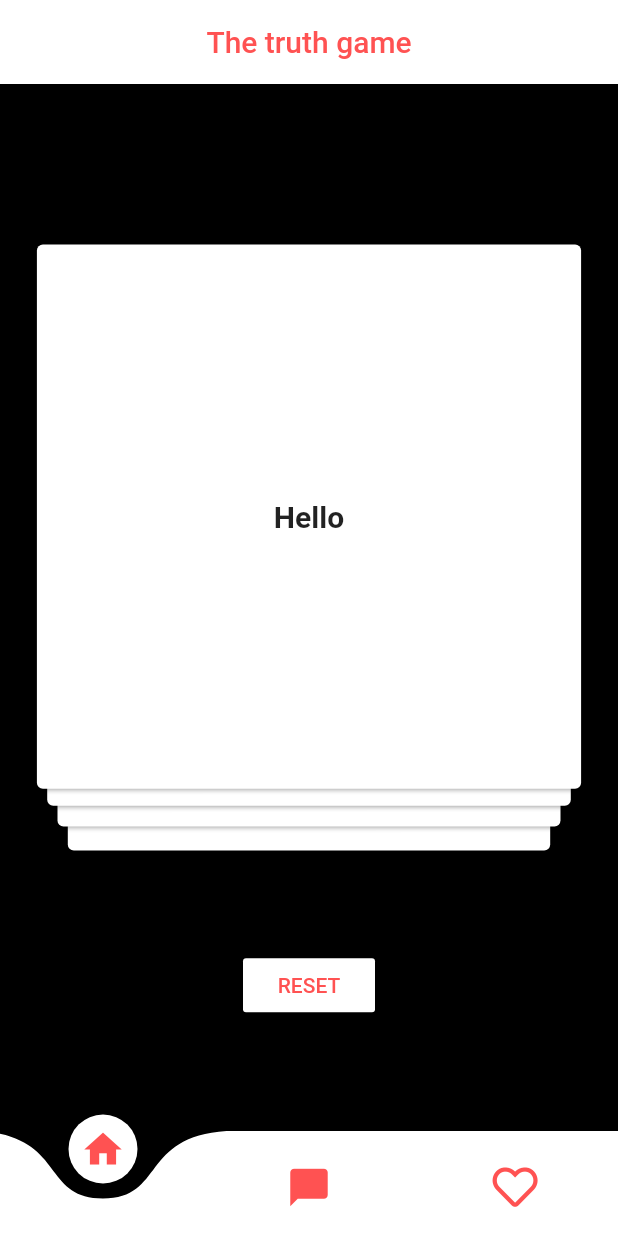
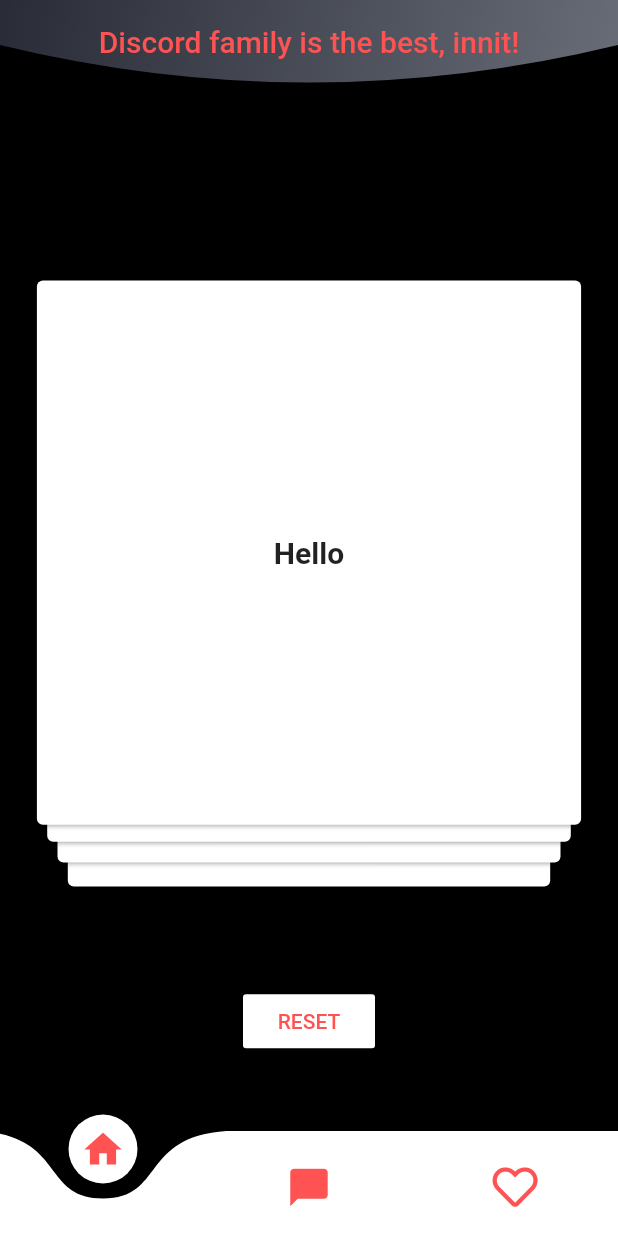
Before and after one commit to PeachBlack-Alba/TruthGame, a Flutter app: the screen it shows after launch, on a phone screen of 412 x 824 dp. Run offline on Flutter 3.47's test engine with Material 2 defaults, Android fonts, the phone set to English and light mode, and no system bars; drawn by our look-alikes of curved_navigation_bar, flutter_tindercard; our stand-ins replace font_awesome_flutter.

Commit message:
appBar fea modificar

```diff
--- a/lib/MyHome.dart
+++ b/lib/MyHome.dart
@@ -4,6 +4,7 @@ import 'package:flutter_tindercard/flutter_tindercard.dart';
 import 'package:flutter/cupertino.dart';
 import 'package:curved_navigation_bar/curved_navigation_bar.dart';
 import 'package:font_awesome_flutter/font_awesome_flutter.dart';
+import 'package:truthGame/utils/Custom_clipper.dart';
 
 class MyHome extends StatelessWidget {
   // This widget is the root of your application.
@@ -39,6 +40,7 @@ class _ExampleHomePageState extends State<ExampleHomePage> with TickerProviderSt
   @override
   Widget build(BuildContext context) {
     CardController controller;
+    // Reset the list when finish
     void _reset() {
       Navigator.pushReplacement(
         context,
@@ -51,12 +53,29 @@ class _ExampleHomePageState extends State<ExampleHomePage> with TickerProviderSt
 
     return Scaffold(
       backgroundColor: Colors.black,
-      appBar: AppBar(
-        centerTitle: true,
-        backgroundColor: Colors.white,
-        title: Text(
-          'The truth game',
-          style: TextStyle(color: Colors.redAccent),
+      appBar: PreferredSize(
+        preferredSize: Size.fromHeight(80),
+        child: AppBar(
+          title: Text(
+            'Discord family is the best, innit!',
+            style: TextStyle(color: Colors.redAccent),
+          ),
+          centerTitle: true,
+          backgroundColor: Colors.transparent,
+          elevation: 0,
+          flexibleSpace: ClipPath(
+            clipper: MyCustomClipperForAppBar(),
+            child: Container(
+              decoration: BoxDecoration(
+                gradient: LinearGradient(
+                  colors: [Color(0xFF696D77), Color(0xFF292C36)],
+                  begin: Alignment.bottomRight,
+                  end: Alignment.topLeft,
+                  tileMode: TileMode.clamp,
+                ),
+              ),
+            ),
+          ),
         ),
       ),
       body: Column(
--- /dev/null
+++ b/lib/utils/Custom_clipper.dart
@@ -0,0 +1,23 @@
+import 'package:flutter/material.dart';
+
+class MyCustomClipperForAppBar extends CustomClipper <Path> {
+  @override
+  Path getClip(Size size) {
+    // TODO: implement getClip
+    Path path = Path();
+    path.lineTo(0, size.height - 50);
+    path.quadraticBezierTo(
+    size.width / 2, size.height,
+    size.width, size.height - 50
+    );
+    path.lineTo(size.width, 0);
+    path.close();
+    return path;
+  }
+
+  @override
+  bool shouldReclip(covariant CustomClipper<Path> oldClipper) {
+    // TODO: implement shouldReclip
+return true;  }
+
+}
```
